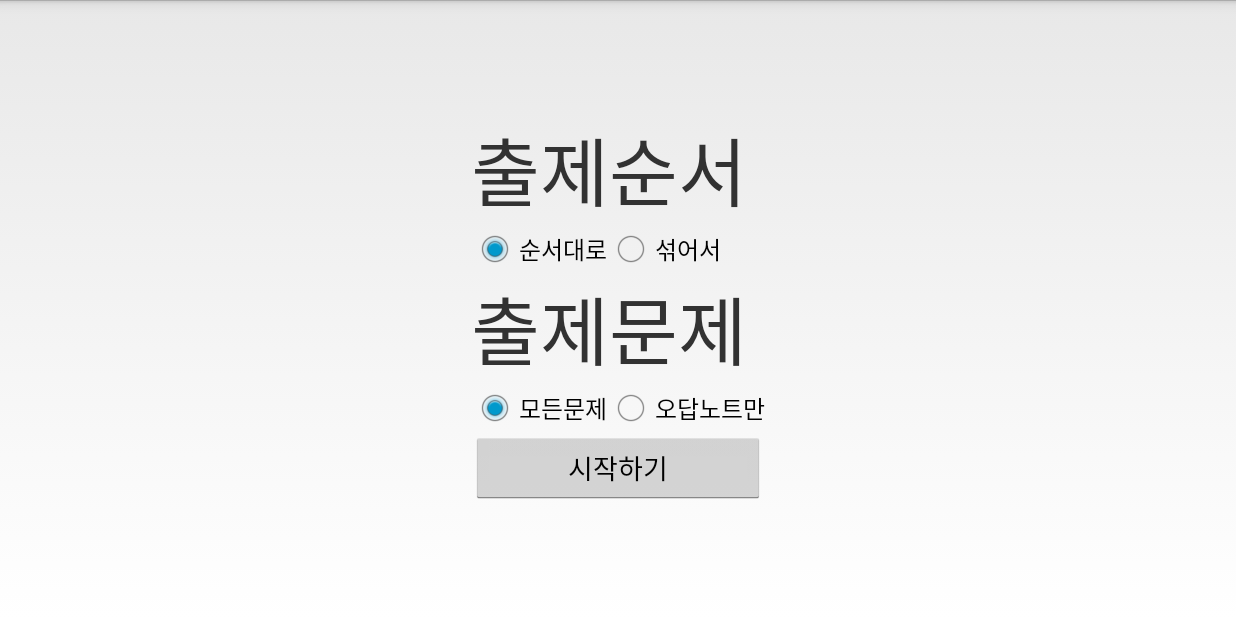
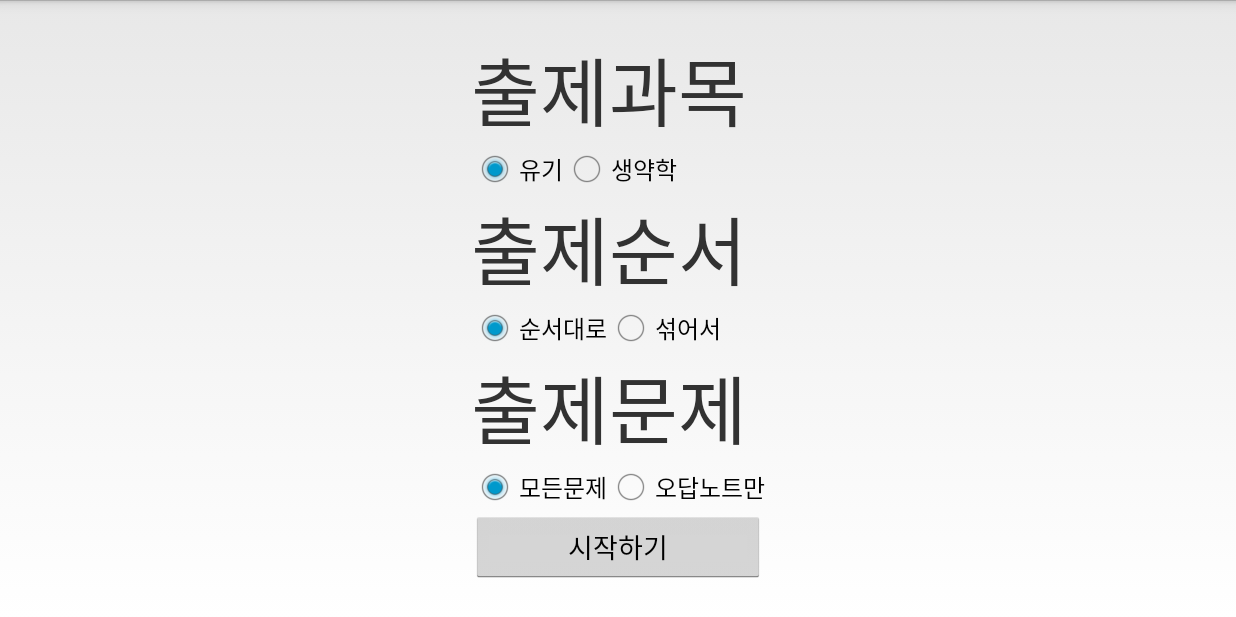
Before and after one commit to realwakka/pharmacist, an Android app: the OptionActivity screen opened directly, with no data from a screen before it, on a phone screen of 824 x 412 dp (held sideways). Run offline under Robolectric (Android 15) with nearby library versions, the phone set to English and light mode, and no system bars.

Commit message:
1410271928

```diff
--- a/app/src/main/java/com/realwakka/organicpractice/OptionActivity.java
+++ b/app/src/main/java/com/realwakka/organicpractice/OptionActivity.java
@@ -13,6 +13,7 @@ import android.widget.Toast;
 public class OptionActivity extends Activity {
     RadioGroup mProblemType;
     RadioGroup mOrderType;
+    RadioGroup mProblemGroup;
     DataManager mDataManager;
     @Override
     protected void onCreate(Bundle savedInstanceState) {
@@ -21,6 +22,8 @@ public class OptionActivity extends Activity {
 
         mProblemType = (RadioGroup) findViewById(R.id.option_problem);
         mOrderType = (RadioGroup) findViewById(R.id.option_order);
+        mProblemGroup = (RadioGroup) findViewById(R.id.option_group);
+
         mDataManager = new DataManager(this);
     }
     private boolean checkList(){
--- a/app/src/main/res/layout/activity_option.xml
+++ b/app/src/main/res/layout/activity_option.xml
@@ -8,10 +8,37 @@
     android:paddingBottom="@dimen/activity_vertical_margin"
     android:gravity="center"
     tools:context="com.realwakka.organicpractice.OptionActivity">
+
     <LinearLayout
         android:layout_width="wrap_content"
         android:layout_height="wrap_content"
         android:orientation="vertical">
+        <TextView
+            android:layout_width="wrap_content"
+            android:layout_height="wrap_content"
+            android:text="출제과목"
+            android:textSize="50dp"/>
+        <RadioGroup
+            android:id="@+id/option_group"
+            android:layout_width="wrap_content"
+            android:layout_height="wrap_content"
+            android:layout_centerVertical="true"
+            android:layout_centerHorizontal="true"
+            android:checkedButton="@+id/option_group_organic"
+            android:orientation="horizontal">
+            <RadioButton
+                android:id="@+id/option_group_organic"
+                android:layout_width="wrap_content"
+                android:layout_height="wrap_content"
+                android:text="유기"/>
+            <RadioButton
+                android:id="@+id/option_group_sang"
+                android:layout_width="wrap_content"
+                android:layout_height="wrap_content"
+                android:text="생약학"/>
+        </RadioGroup>
+
+
         <TextView
             android:layout_width="wrap_content"
             android:layout_height="wrap_content"
```
Also changed, not shown: app/src/main/java/com/realwakka/organicpractice/DataHelper.java (added, +38 -0 lines), app/src/main/java/com/realwakka/organicpractice/Incorrect.java (added, +42 -0 lines), app/src/main/java/com/realwakka/organicpractice/IncorrectDataSource.java (added, +98 -0 lines), app/src/main/java/com/realwakka/organicpractice/PracticeOption.java (+31 -4 lines), 14 other files.
